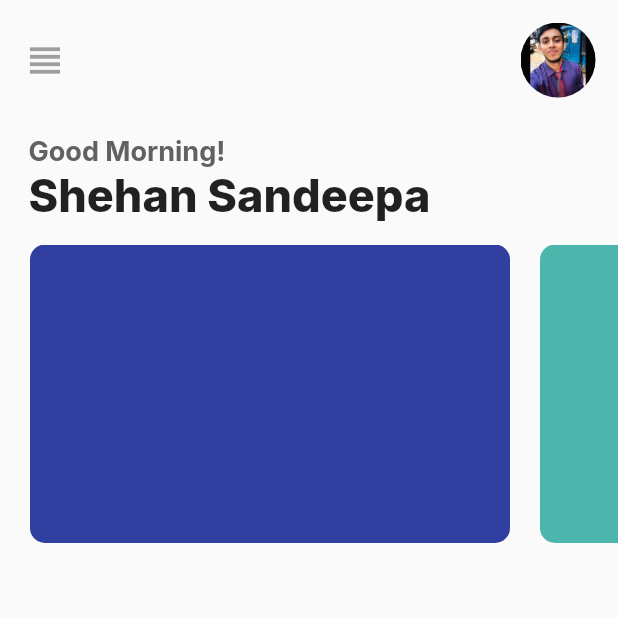
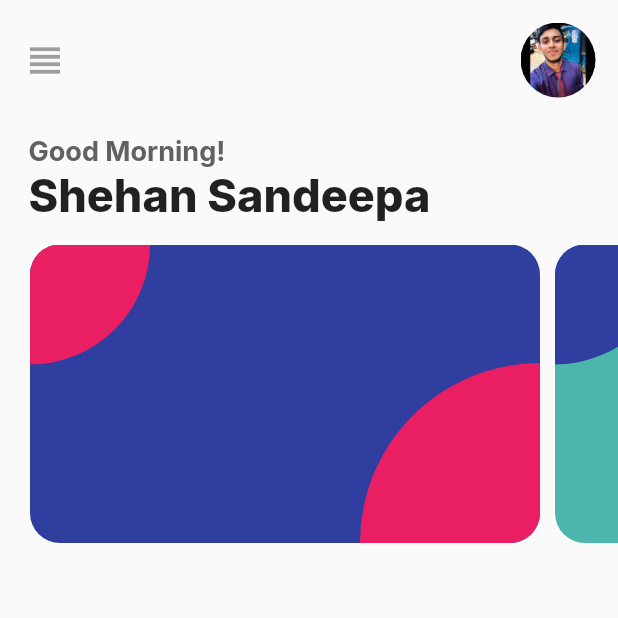
Before and after one commit to Shehan82/flutter-UI-practice-1, a Flutter app: the screen it shows after launch, on a phone screen of 412 x 824 dp, the top half of it. Run offline on Flutter 3.47's test engine with Material 2 defaults, Android fonts, the phone set to English and light mode, and no system bars; our stand-ins replace google_fonts.

Commit message:
designed card top and bottom side circles

```diff
--- a/lib/screens/home.dart
+++ b/lib/screens/home.dart
@@ -13,12 +13,21 @@ class _HomeScreenState extends State<HomeScreen> {
       "cardNumber": "**** **** ***** **215",
       "cardExpired": "2022/02/05",
       "cardBackground": Colors.indigo[700],
+      "topColor": Colors.pink
     },
     {
       "name": "Shashini anushka",
       "cardNumber": "**** **** ***** **786",
       "cardExpired": "2026/02/09",
       "cardBackground": Colors.teal[300],
+      "topColor": Colors.indigo[700]
+    },
+    {
+      "name": "Kasun rashmika",
+      "cardNumber": "**** **** ***** **345",
+      "cardExpired": "2026/06/09",
+      "cardBackground": Colors.pink,
+      "topColor": Colors.teal[300],
     }
   ];
   @override
@@ -87,12 +96,42 @@ class _HomeScreenState extends State<HomeScreen> {
                   itemCount: card.length,
                   itemBuilder: (context, index) {
                     return Container(
-                      margin: EdgeInsets.only(right: 20),
-                      width: 320,
+                      margin: EdgeInsets.only(right: 10),
+                      width: 340,
                       height: 180,
                       decoration: BoxDecoration(
                           color: card[index]["cardBackground"],
-                          borderRadius: BorderRadius.circular(10)),
+                          borderRadius: BorderRadius.circular(20)),
+                      child: Stack(
+                        children: [
+                          Positioned(
+                              child: Container(
+                            width: 80,
+                            height: 80,
+                            decoration: BoxDecoration(
+                                color: card[index]["topColor"],
+                                borderRadius: BorderRadius.only(
+                                  topLeft: Radius.circular(20),
+                                  bottomRight: Radius.circular(80),
+                                  // bottomLeft: Radius.circular(100)
+                                )),
+                          )),
+                          Positioned(
+                              bottom: 0,
+                              right: 0,
+                              child: Container(
+                                width: 120,
+                                height: 120,
+                                decoration: BoxDecoration(
+                                    color: card[index]["topColor"],
+                                    borderRadius: BorderRadius.only(
+                                      topLeft: Radius.circular(120),
+                                      bottomRight: Radius.circular(20),
+                                      // bottomLeft: Radius.circular(100)
+                                    )),
+                              )),
+                        ],
+                      ),
                     );
                   }),
             )
```
